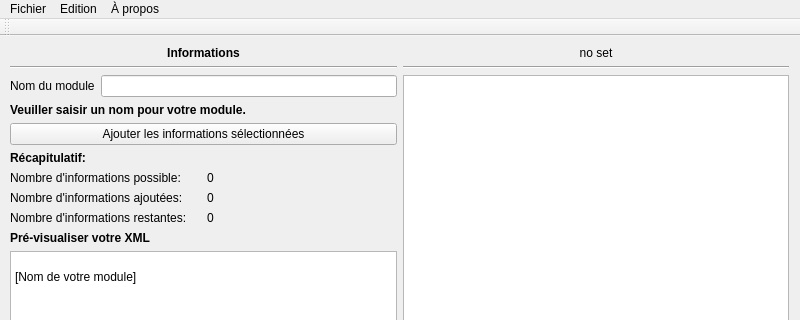
Old version of the form XMLCreator/mainwindow.ui in the repository OCADrone/Desktop; both pictures show x 0 to 800 and y 0 to 320 of the 800 by 480 pixel window.
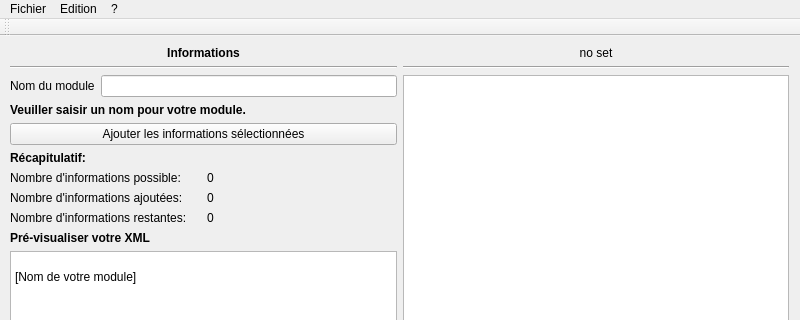
New version of the form.

Commit message: [XMLCreator] - Formatting XML updated for use with Drone State. Bug fix.

What changed in the file:
```diff
--- a/XMLCreator/mainwindow.ui
+++ b/XMLCreator/mainwindow.ui
@@ -242,7 +242,7 @@
    </widget>
    <widget class="QMenu" name="menuAbout">
     <property name="title">
-     <string>À propos</string>
+     <string>?</string>
     </property>
    </widget>
    <widget class="QMenu" name="menuEdition">
```
Left out of the diff: 6 changed lines with no effect on the pictures. The commit also changes 2 other files.
